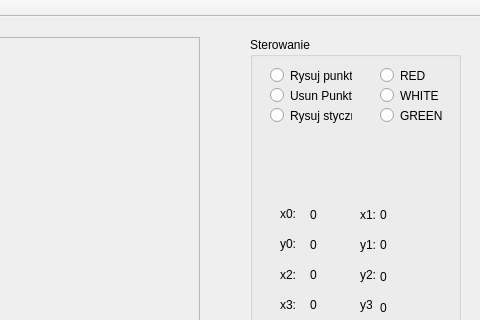
Before: the Qt Designer form mainwindow.ui in mbobas/QT_KRZYWA_BEZIERA, drawn with Qt 5; both pictures show x 320 to 800 and y 0 to 320 of the 800 by 600 pixel window.
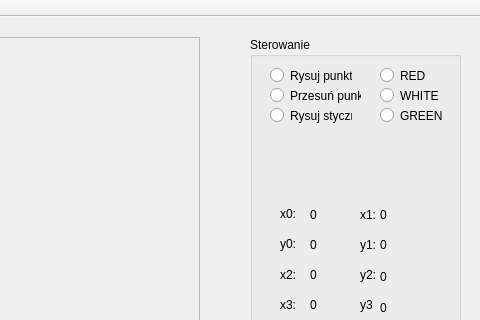
After: the same form once the commit is applied.

```diff
--- a/mainwindow.ui
+++ b/mainwindow.ui
@@ -190,12 +190,12 @@
       <rect>
        <x>20</x>
        <y>50</y>
-       <width>82</width>
+       <width>91</width>
        <height>17</height>
       </rect>
      </property>
      <property name="text">
-      <string>Usun Punkt</string>
+      <string>Przesuń punkt</string>
      </property>
     </widget>
     <widget class="QRadioButton" name="radioButton_3">
```
